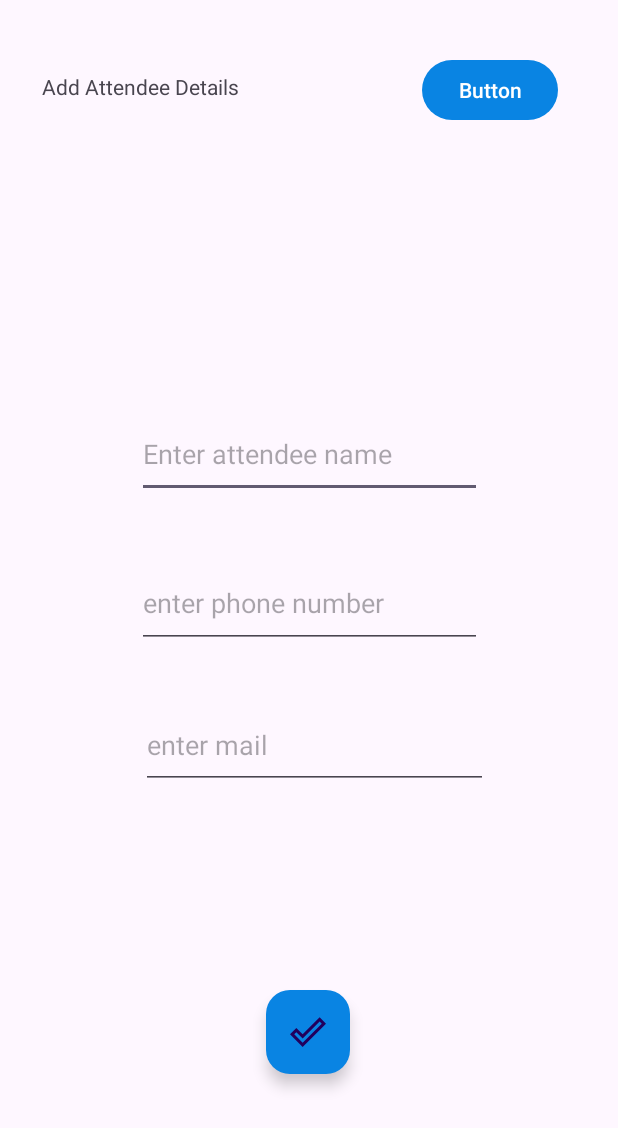
After one commit to Abhinay-bir-17/event_app, an Android app: the AddAttendeeActivity screen opened directly, with no data from a screen before it, on a phone screen of 412 x 824 dp. The commit adds this screen. Shown: the top 1128 px of the screen. Run offline under Robolectric (Android 15) with nearby library versions, the phone set to English and light mode, and no system bars.

Commit message:
added attendee layouts, now going to write backend of attendees activity

```diff
--- a/app/src/main/AndroidManifest.xml
+++ b/app/src/main/AndroidManifest.xml
@@ -12,6 +12,12 @@
         android:supportsRtl="true"
         android:theme="@style/Theme.Event_app"
         tools:targetApi="31">
+        <activity
+            android:name=".AddAttendeeActivity"
+            android:exported="false" />
+        <activity
+            android:name=".ViewAttendeesActivity"
+            android:exported="false" />
         <activity
             android:name=".UpdateEventActivity"
             android:exported="false" />
--- /dev/null
+++ b/app/src/main/java/com/example/event_app/AddAttendeeActivity.kt
@@ -0,0 +1,58 @@
+package com.example.event_app
+
+import android.os.Bundle
+import android.widget.Toast
+import androidx.activity.enableEdgeToEdge
+import androidx.appcompat.app.AppCompatActivity
+import androidx.core.view.ViewCompat
+import androidx.core.view.WindowInsetsCompat
+import com.example.event_app.databinding.ActivityAddAttendeeBinding
+import com.example.event_app.databinding.ActivityAddEventBinding
+
+class AddAttendeeActivity : AppCompatActivity() {
+    private lateinit var binding: ActivityAddAttendeeBinding
+    private lateinit var db: EventsDatabaseHelper
+    override fun onCreate(savedInstanceState: Bundle?) {
+        super.onCreate(savedInstanceState)
+        binding = ActivityAddAttendeeBinding.inflate(layoutInflater)
+        enableEdgeToEdge()
+        setContentView(binding.root)
+        val eventId = intent.getIntExtra( "event_id",-1)
+        val eventTitle = intent.getStringExtra("event_title")
+        val eventContent = intent.getStringExtra("event_content")
+        if (eventId == -1 ){
+            Toast.makeText( this,  "Event ID not found!", Toast.LENGTH_LONG).show()
+        }else if(eventTitle == null){
+            Toast.makeText( this,  "Event title not found", Toast.LENGTH_LONG).show()
+
+        }else if(eventContent==null) {
+            Toast.makeText( this,  "Event desc not found!", Toast.LENGTH_LONG).show()
+        }else {
+            Toast.makeText( this,  "everything's good", Toast.LENGTH_LONG).show()
+        }
+        // set the textViews with event.name nd event.content as description
+        binding.textView4.setText(eventTitle)
+        binding.textView5.setText(eventContent)
+        binding.saveAttButton.setOnClickListener {
+            val name = binding.addAttName.text.toString().trim()
+            val ph = binding.addAttPh.text.toString().trim()
+            val mail = binding.addAttMail.text.toString().trim()
+            if (name.isEmpty()) {
+                binding.addAttName.error = "Event name is required"
+                binding.addAttName.requestFocus()
+            } else if (ph.isEmpty()) {
+                binding.addAttPh.error = "Event description is required"
+                binding.addAttPh.requestFocus()
+            } else if (mail.isEmpty()) {
+                binding.addAttMail.error = "Event description is required"
+                binding.addAttMail.requestFocus()
+            } else {
+                val attendee = Attendee(0, eventId, name,ph,mail)// id will start from 0
+                db.insertAttendee(attendee)
+                finish()
+                Toast.makeText(this, "Attendee Saved", Toast.LENGTH_SHORT).show()
+            }
+        }
+
+    }
+}
--- /dev/null
+++ b/app/src/main/java/com/example/event_app/Attendee.kt
@@ -0,0 +1,3 @@
+package com.example.event_app
+
+data class Attendee(val id:Int, val eventId: Int, val name:String, val phone: String, val email: String)
--- /dev/null
+++ b/app/src/main/res/layout/activity_add_attendee.xml
@@ -0,0 +1,101 @@
+<?xml version="1.0" encoding="utf-8"?>
+<androidx.constraintlayout.widget.ConstraintLayout xmlns:android="http://schemas.android.com/apk/res/android"
+    xmlns:app="http://schemas.android.com/apk/res-auto"
+    xmlns:tools="http://schemas.android.com/tools"
+    android:id="@+id/main"
+    android:layout_width="match_parent"
+    android:layout_height="match_parent"
+    tools:context=".AddAttendeeActivity">
+
+    <TextView
+        android:id="@+id/textView3"
+        android:layout_width="wrap_content"
+        android:layout_height="wrap_content"
+        android:layout_marginStart="28dp"
+        android:layout_marginTop="48dp"
+        android:text="Add Attendee Details"
+        app:layout_constraintStart_toStartOf="parent"
+        app:layout_constraintTop_toTopOf="parent" />
+
+    <Button
+        android:id="@+id/goBackButton"
+        android:layout_width="wrap_content"
+        android:layout_height="wrap_content"
+        android:layout_marginTop="36dp"
+        android:layout_marginEnd="40dp"
+        android:text="Button"
+        app:layout_constraintEnd_toEndOf="parent"
+        app:layout_constraintTop_toTopOf="parent" />
+
+    <TextView
+        android:id="@+id/textView4"
+        android:layout_width="wrap_content"
+        android:layout_height="wrap_content"
+        android:layout_marginStart="28dp"
+        android:layout_marginTop="44dp"
+        android:text="Name of Event"
+        app:layout_constraintStart_toStartOf="parent"
+        app:layout_constraintTop_toBottomOf="@+id/textView3" />
+
+    <TextView
+        android:id="@+id/textView5"
+        android:layout_width="wrap_content"
+        android:layout_height="wrap_content"
+        android:layout_marginStart="28dp"
+        android:layout_marginTop="60dp"
+        android:text="Desc of event"
+        app:layout_constraintStart_toStartOf="parent"
+        app:layout_constraintTop_toBottomOf="@+id/textView4" />
+
+    <EditText
+        android:id="@+id/addAttName"
+        android:layout_width="230dp"
+        android:layout_height="58dp"
+        android:layout_marginTop="64dp"
+        android:ems="10"
+        android:hint="Enter attendee name"
+        android:inputType="text"
+
+        app:layout_constraintEnd_toEndOf="parent"
+        app:layout_constraintStart_toStartOf="parent"
+        app:layout_constraintTop_toBottomOf="@+id/textView5" />
+
+    <EditText
+        android:id="@+id/addAttPh"
+        android:layout_width="230dp"
+        android:layout_height="60dp"
+        android:layout_marginTop="40dp"
+        android:ems="10"
+        android:hint="enter phone number"
+        android:inputType="phone"
+        app:layout_constraintEnd_toEndOf="parent"
+        app:layout_constraintHorizontal_bias="0.502"
+        app:layout_constraintStart_toStartOf="parent"
+        app:layout_constraintTop_toBottomOf="@+id/addAttName" />
+
+    <EditText
+        android:id="@+id/addAttMail"
+        android:layout_width="231dp"
+        android:layout_height="58dp"
+        android:layout_marginTop="36dp"
+        android:ems="10"
+        android:hint="enter mail"
+        android:inputType="textEmailAddress"
+        app:layout_constraintEnd_toEndOf="parent"
+        app:layout_constraintHorizontal_bias="0.52"
+        app:layout_constraintStart_toStartOf="parent"
+        app:layout_constraintTop_toBottomOf="@+id/addAttPh" />
+
+    <com.google.android.material.floatingactionbutton.FloatingActionButton
+        android:id="@+id/saveAttButton"
+        android:layout_width="wrap_content"
+        android:layout_height="wrap_content"
+        android:layout_marginBottom="108dp"
+        android:backgroundTint="@color/electronBlue"
+        android:contentDescription="tap to save attendee"
+        android:src="@drawable/baseline_done_outline_24"
+        app:layout_constraintBottom_toBottomOf="parent"
+        app:layout_constraintEnd_toEndOf="parent"
+        app:layout_constraintHorizontal_bias="0.498"
+        app:layout_constraintStart_toStartOf="parent" />
+</androidx.constraintlayout.widget.ConstraintLayout>
```
Also changed, not shown: app/src/main/java/com/example/event_app/EventsAdapter.kt (+15 -0 lines), app/src/main/java/com/example/event_app/EventsDatabaseHelper.kt (+4 -5 lines), app/src/main/java/com/example/event_app/ViewAttendeesActivity.kt (added, +48 -0 lines), app/src/main/res/layout/activity_view_attendees.xml (added, +67 -0 lines), app/src/main/res/layout/attendee_item.xml (added, +61 -0 lines).
